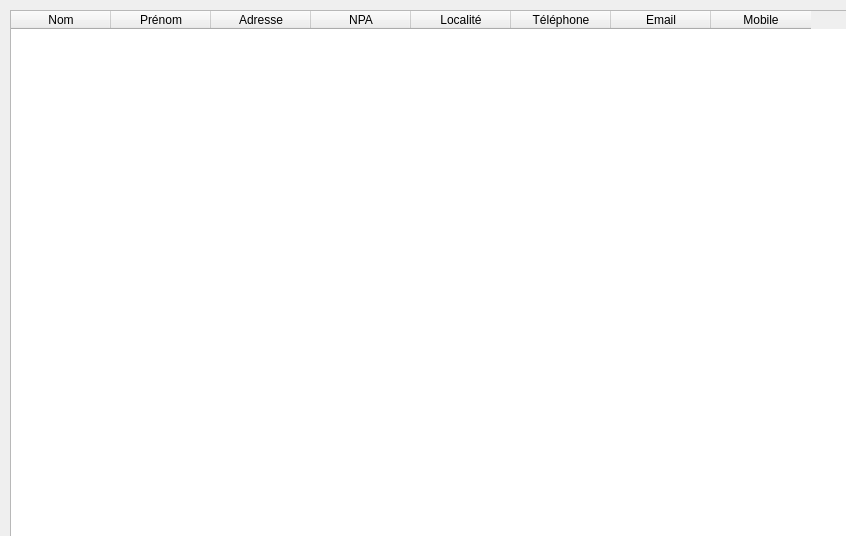
Before: the Qt Designer form view/customersView.ui in GruberAdam/Sploks, drawn with Qt 5.
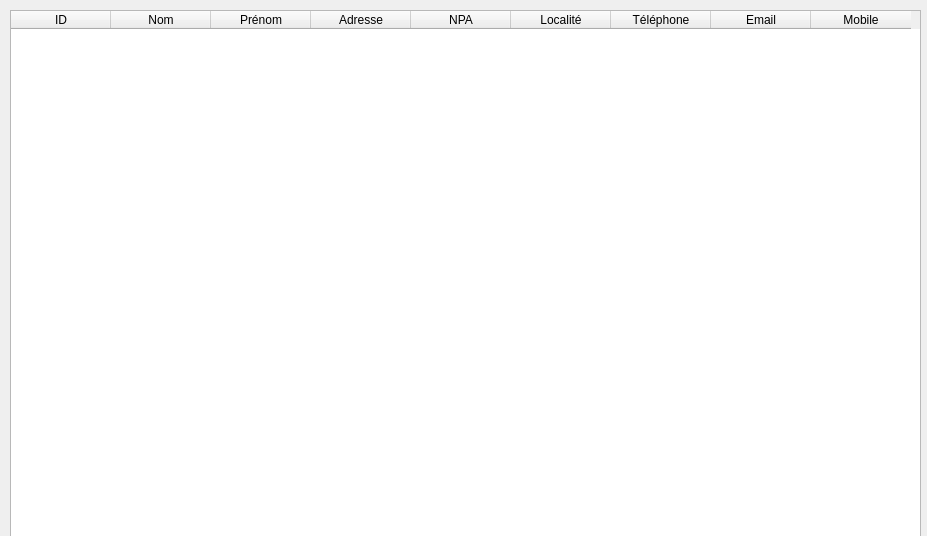
After: the same form once the commit is applied.

Diff of the .ui file:
```diff
--- a/view/customersView.ui
+++ b/view/customersView.ui
@@ -6,7 +6,7 @@
    <rect>
     <x>0</x>
     <y>0</y>
-    <width>846</width>
+    <width>927</width>
     <height>536</height>
    </rect>
   </property>
@@ -26,6 +26,11 @@
     <property name="locale">
      <locale language="French" country="Switzerland"/>
     </property>
+    <column>
+     <property name="text">
+      <string>ID</string>
+     </property>
+    </column>
     <column>
      <property name="text">
       <string>Nom</string>
```
